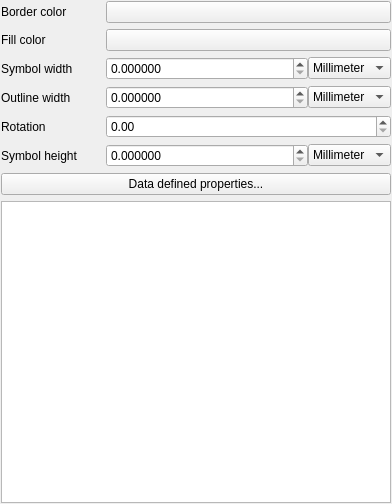
qgis/QGIS, file src/ui/symbollayer/widget_ellipse.ui: the form before one commit.
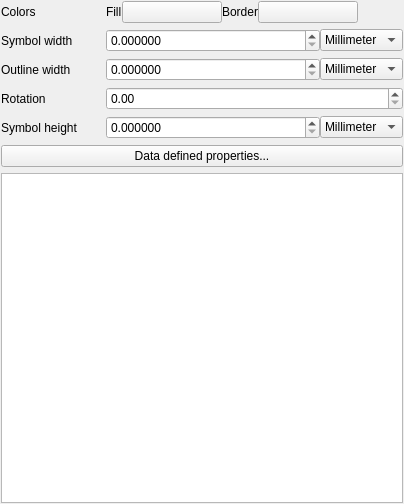
The form after the commit. Custom widgets are drawn as their Qt base class.

The edit to the form file:
```diff
--- a/src/ui/symbollayer/widget_ellipse.ui
+++ b/src/ui/symbollayer/widget_ellipse.ui
@@ -6,7 +6,7 @@
    <rect>
     <x>0</x>
     <y>0</y>
-    <width>392</width>
+    <width>404</width>
     <height>504</height>
    </rect>
   </property>
@@ -22,36 +22,99 @@
      <property name="fieldGrowthPolicy">
       <enum>QFormLayout::AllNonFixedFieldsGrow</enum>
      </property>
+     <property name="labelAlignment">
+      <set>Qt::AlignLeading|Qt::AlignLeft|Qt::AlignTop</set>
+     </property>
      <property name="horizontalSpacing">
       <number>28</number>
      </property>
-     <item row="0" column="0">
-      <widget class="QLabel" name="label">
-       <property name="text">
-        <string>Border color</string>
-       </property>
-      </widget>
-     </item>
-     <item row="0" column="1">
-      <widget class="QgsColorButton" name="btnChangeColorBorder">
-       <property name="text">
-        <string/>
-       </property>
-      </widget>
-     </item>
      <item row="1" column="0">
       <widget class="QLabel" name="label_2">
        <property name="text">
-        <string>Fill color</string>
+        <string>Colors</string>
        </property>
       </widget>
      </item>
      <item row="1" column="1">
-      <widget class="QgsColorButton" name="btnChangeColorFill">
-       <property name="text">
-        <string/>
-       </property>
-      </widget>
+      <layout class="QHBoxLayout" name="horizontalLayout_4">
+       <item>
+        <widget class="QLabel" name="label_3">
+         <property name="sizePolicy">
+          <sizepolicy hsizetype="Maximum" vsizetype="Preferred">
+           <horstretch>0</horstretch>
+           <verstretch>0</verstretch>
+          </sizepolicy>
+         </property>
+         <property name="text">
+          <string>Fill</string>
+         </property>
+        </widget>
+       </item>
+       <item>
+        <widget class="QgsColorButton" name="btnChangeColorFill">
+         <property name="minimumSize">
+          <size>
+           <width>100</width>
+           <height>0</height>
+          </size>
+         </property>
+         <property name="maximumSize">
+          <size>
+           <width>100</width>
+           <height>16777215</height>
+          </size>
+         </property>
+         <property name="text">
+          <string/>
+         </property>
+        </widget>
+       </item>
+       <item>
+        <widget class="QLabel" name="label">
+         <property name="sizePolicy">
+          <sizepolicy hsizetype="Maximum" vsizetype="Preferred">
+           <horstretch>0</horstretch>
+           <verstretch>0</verstretch>
+          </sizepolicy>
+         </property>
+         <property name="text">
+          <string>Border</string>
+         </property>
+        </widget>
+       </item>
+       <item>
+        <widget class="QgsColorButton" name="btnChangeColorBorder">
+         <property name="minimumSize">
+          <size>
+           <width>100</width>
+           <height>0</height>
+          </size>
+         </property>
+         <property name="maximumSize">
+          <size>
+           <width>100</width>
+           <height>16777215</height>
+          </size>
+         </property>
+         <property name="text">
+          <string/>
+         </property>
+        </widget>
+       </item>
+       <item>
+        <spacer name="horizontalSpacer">
+         <property name="orientation">
+          <enum>Qt::Horizontal</enum>
+         </property>
+         <property name="sizeHint" stdset="0">
+          <size>
+           <width>40</width>
+           <height>20</height>
+          </size>
+         </property>
+        </spacer>
+       </item>
+      </layout>
      </item>
      <item row="2" column="0">
       <widget class="QLabel" name="mSymbolWidthLabel">
```
